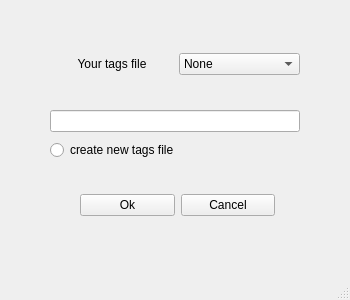
Above: userWinPart/updatedatabaseWin.ui from EE-AUT/Media-player before the change. Below: the same form after it.
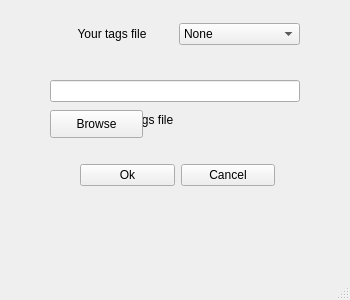
That is the form after the change.

```diff
--- a/userWinPart/updatedatabaseWin.ui
+++ b/userWinPart/updatedatabaseWin.ui
@@ -30,7 +30,7 @@
     <property name="geometry">
      <rect>
       <x>50</x>
-      <y>110</y>
+      <y>80</y>
       <width>250</width>
       <height>22</height>
      </rect>
@@ -46,7 +46,7 @@
     <property name="geometry">
      <rect>
       <x>50</x>
-      <y>140</y>
+      <y>110</y>
       <width>151</width>
       <height>20</height>
      </rect>
@@ -59,7 +59,7 @@
     <property name="geometry">
      <rect>
       <x>51</x>
-      <y>52</y>
+      <y>22</y>
       <width>249</width>
       <height>24</height>
      </rect>
@@ -102,7 +102,7 @@
     <property name="geometry">
      <rect>
       <x>80</x>
-      <y>190</y>
+      <y>160</y>
       <width>195</width>
       <height>30</height>
      </rect>
@@ -110,6 +110,12 @@
     <layout class="QHBoxLayout" name="horizontalLayout_2">
      <item>
       <widget class="QPushButton" name="Ok_Button">
+       <property name="styleSheet">
+        <string notr="true">QPushButton::hover
+{
+background-color: rgb(0, 170, 0);
+}</string>
+       </property>
        <property name="text">
         <string>Ok</string>
        </property>
@@ -117,6 +123,12 @@
      </item>
      <item>
       <widget class="QPushButton" name="Cancel_Button">
+       <property name="styleSheet">
+        <string notr="true">QPushButton::hover
+{
+background-color: rgb(255, 0, 0);
+}</string>
+       </property>
        <property name="text">
         <string>Cancel</string>
        </property>
@@ -124,6 +136,38 @@
      </item>
     </layout>
    </widget>
+   <widget class="QLabel" name="label_Msg">
+    <property name="geometry">
+     <rect>
+      <x>50</x>
+      <y>210</y>
+      <width>250</width>
+      <height>41</height>
+     </rect>
+    </property>
+    <property name="text">
+     <string/>
+    </property>
+    <property name="alignment">
+     <set>Qt::AlignCenter</set>
+    </property>
+    <property name="wordWrap">
+     <bool>true</bool>
+    </property>
+   </widget>
+   <widget class="QPushButton" name="Browse_Button">
+    <property name="geometry">
+     <rect>
+      <x>50</x>
+      <y>110</y>
+      <width>93</width>
+      <height>28</height>
+     </rect>
+    </property>
+    <property name="text">
+     <string>Browse</string>
+    </property>
+   </widget>
   </widget>
   <widget class="QMenuBar" name="menubar">
    <property name="geometry">
```
Left out of the diff: 2 changed lines with no effect on the pictures.
